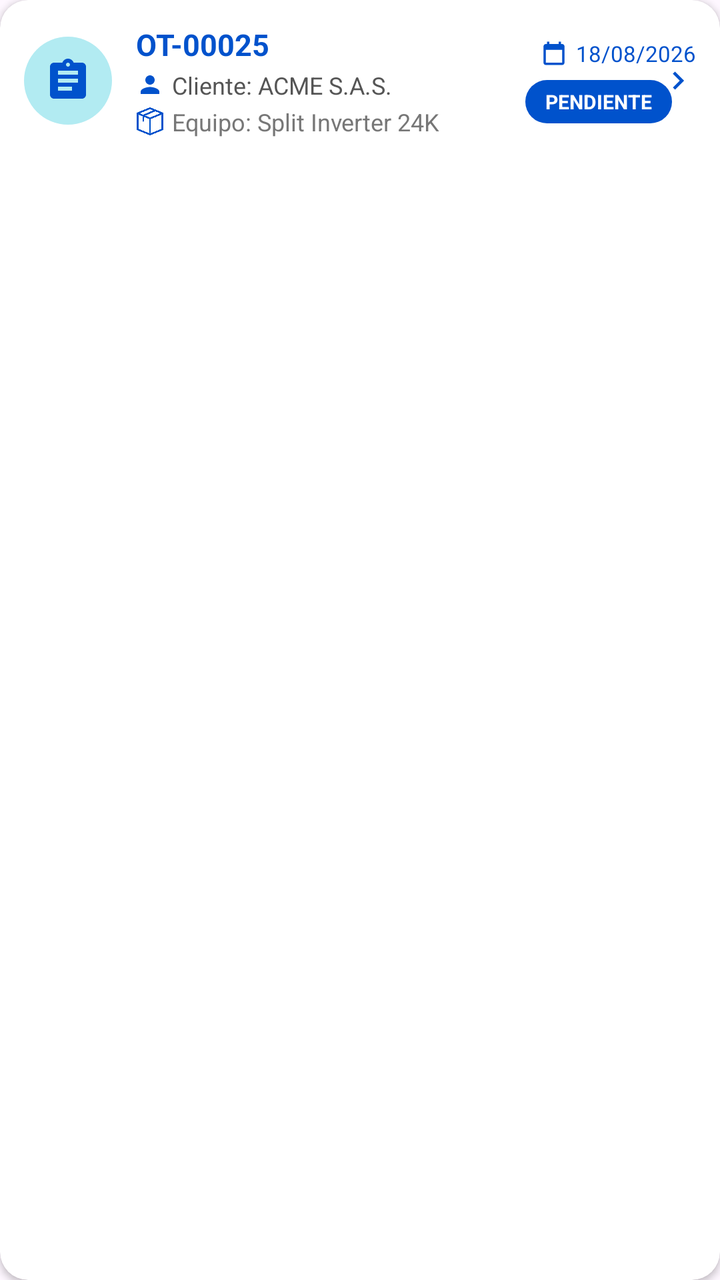
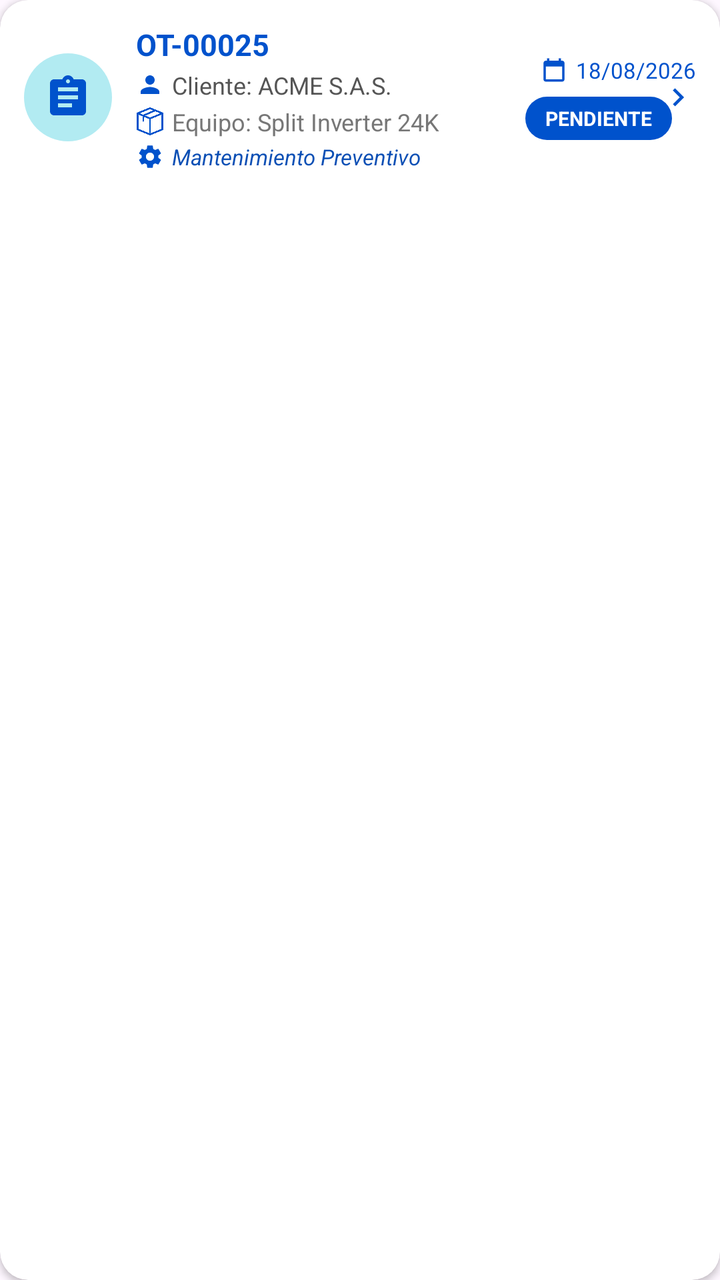

Two renders of the same Android screen: before a commit and after it. Below are the layout's source before the change and the commit's diff.
<!-- AndroidManifest.xml: application theme Theme.ClimaTrack -->
<!-- res/layout/item_orden_trabajo.xml -->
<?xml version="1.0" encoding="utf-8"?>
<androidx.cardview.widget.CardView xmlns:android="http://schemas.android.com/apk/res/android"
    xmlns:app="http://schemas.android.com/apk/res-auto"
    android:layout_width="match_parent"
    android:layout_height="wrap_content"
    android:layout_marginBottom="10dp"
    app:cardCornerRadius="14dp"
    app:cardElevation="2dp">

    <RelativeLayout
        android:layout_width="match_parent"
        android:layout_height="wrap_content"
        android:padding="12dp">

        <ImageView
            android:id="@+id/imgIconoOrden"
            android:layout_width="44dp"
            android:layout_height="44dp"
            android:layout_centerVertical="true"
            android:background="@drawable/bg_circle_icon"
            android:padding="10dp"
            android:src="@drawable/ic_ordenes"
            app:tint="#0052CC" />

        <LinearLayout
            android:layout_width="wrap_content"
            android:layout_height="wrap_content"
            android:layout_centerVertical="true"
            android:layout_marginStart="12dp"
            android:layout_toEndOf="@id/imgIconoOrden"
            android:orientation="vertical">

            <TextView
                android:id="@+id/tvNumeroOrden"
                android:layout_width="wrap_content"
                android:layout_height="wrap_content"
                android:text="OT-00025"
                android:textColor="#0052CC"
                android:textSize="15sp"
                android:textStyle="bold" />

            <LinearLayout
                android:layout_width="wrap_content"
                android:layout_height="wrap_content"
                android:layout_marginTop="2dp"
                android:gravity="center_vertical"
                android:orientation="horizontal">

                <ImageView
                    android:layout_width="14dp"
                    android:layout_height="14dp"
                    android:src="@drawable/ic_person"
                    app:tint="#0052CC" />

                <TextView
                    android:id="@+id/tvCliente"
                    android:layout_width="wrap_content"
                    android:layout_height="wrap_content"
                    android:layout_marginStart="4dp"
                    android:text="Cliente: ACME S.A.S."
                    android:textColor="#555555"
                    android:textSize="12sp" />
            </LinearLayout>

            <LinearLayout
                android:layout_width="wrap_content"
                android:layout_height="wrap_content"
                android:layout_marginTop="2dp"
                android:gravity="center_vertical"
                android:orientation="horizontal">

                <ImageView
                    android:layout_width="14dp"
                    android:layout_height="14dp"
                    android:src="@drawable/ic_box"
                    app:tint="#0052CC" />

                <TextView
                    android:id="@+id/tvEquipo"
                    android:layout_width="wrap_content"
                    android:layout_height="wrap_content"
                    android:layout_marginStart="4dp"
                    android:text="Equipo: Split Inverter 24K"
                    android:textColor="#777777"
                    android:textSize="12sp" />
            </LinearLayout>
        </LinearLayout>

        <LinearLayout
            android:layout_width="wrap_content"
            android:layout_height="wrap_content"
            android:layout_alignParentEnd="true"
            android:layout_centerVertical="true"
            android:gravity="end"
            android:orientation="vertical">

            <LinearLayout
                android:layout_width="wrap_content"
                android:layout_height="wrap_content"
                android:gravity="center_vertical"
                android:orientation="horizontal">

                <ImageView
                    android:layout_width="14dp"
                    android:layout_height="14dp"
                    android:layout_marginEnd="4dp"
                    android:src="@drawable/ic_calendar"
                    app:tint="#0052CC" />

                <TextView
                    android:id="@+id/tvFecha"
                    android:layout_width="wrap_content"
                    android:layout_height="wrap_content"
                    android:text="18/08/2026"
                    android:textColor="#0052CC"
                    android:textSize="11sp" />
            </LinearLayout>

            <TextView
                android:id="@+id/tvEstado"
                android:layout_width="wrap_content"
                android:layout_height="wrap_content"
                android:layout_marginTop="6dp"
                android:layout_marginEnd="12dp"
                android:background="@drawable/bg_badge_pendiente"
                android:paddingHorizontal="10dp"
                android:paddingVertical="4dp"
                android:text="PENDIENTE"
                android:textColor="#FFFFFF"
                android:textSize="10sp"
                android:textStyle="bold" />
        </LinearLayout>

        <ImageView
            android:layout_width="18dp"
            android:layout_height="18dp"
            android:layout_alignParentEnd="true"
            android:layout_centerVertical="true"
            android:src="@drawable/ic_chevron_right"
            app:tint="#0052CC" />

    </RelativeLayout>
</androidx.cardview.widget.CardView>
<!-- resources referenced by this layout -->
<resources>
  <!-- drawable bg_badge_pendiente (drawable) -->
  <?xml version="1.0" encoding="utf-8"?>
  <shape xmlns:android="http://schemas.android.com/apk/res/android">
      <solid android:color="#0052CC" />
      <corners android:radius="20dp" />
  </shape>
  <!-- drawable bg_circle_icon (drawable) -->
  <?xml version="1.0" encoding="utf-8"?>
  <shape xmlns:android="http://schemas.android.com/apk/res/android"
      android:shape="oval">
      <solid android:color="#B2EBF2" /> 
  </shape>
  <!-- drawable ic_chevron_right (drawable) -->
  <vector xmlns:android="http://schemas.android.com/apk/res/android"
      android:width="24dp"
      android:height="24dp"
      android:viewportWidth="24"
      android:viewportHeight="24"
      android:tint="?attr/colorControlNormal">
      <path
          android:fillColor="#FF000000"
          android:pathData="M8.59,16.59 L13.17,12 L8.59,7.41 L10,6 L16,12 L10,18 Z" />
  </vector>
  <style name="Theme.ClimaTrack" parent="Base.Theme.ClimaTrack" />
  <color name="primary">#0D50B5</color>
  <color name="on_primary">#FFFFFF</color>
  <color name="primary_container">#D9EEFF</color>
  <color name="on_primary_container">#06366F</color>
  <color name="secondary">#68D0BC</color>
  <color name="on_secondary">#073A35</color>
  <color name="secondary_container">#D8F5EF</color>
  <color name="on_secondary_container">#12483F</color>
  <style name="Widget.App.BottomNavigationView" parent="Widget.Material3.BottomNavigationView">
          <item name="indicatorColor">#33FFFFFF</item>
          <item name="itemIconTint">@color/bottom_nav_colors_white</item>
          <item name="itemTextColor">@color/bottom_nav_colors_white</item>
          <item name="backgroundTint">#0D47A1</item>
      </style>
  <style name="ShapeAppearance.ClimaTrack.Small" parent="ShapeAppearance.Material3.SmallComponent">
          <item name="cornerSize">8dp</item>
      </style>
  <style name="ShapeAppearance.ClimaTrack.Medium" parent="ShapeAppearance.Material3.MediumComponent">
          <item name="cornerSize">16dp</item>
      </style>
  <style name="ShapeAppearance.ClimaTrack.Large" parent="ShapeAppearance.Material3.LargeComponent">
          <item name="cornerSize">28dp</item>
      </style>
  <!-- unchanged entries left out for length: 5 -->
</resources>

<!-- the commit's change to res/layout/item_orden_trabajo.xml (unified diff, before → after) -->
@@ -84,6 +84,30 @@
                     android:textColor="#777777"
                     android:textSize="12sp" />
             </LinearLayout>
+
+            <LinearLayout
+                android:layout_width="wrap_content"
+                android:layout_height="wrap_content"
+                android:layout_marginTop="2dp"
+                android:gravity="center_vertical"
+                android:orientation="horizontal">
+
+                <ImageView
+                    android:layout_width="14dp"
+                    android:layout_height="14dp"
+                    android:src="@drawable/ic_wrench"
+                    app:tint="#0052CC" />
+
+                <TextView
+                    android:id="@+id/tvTipoServicio"
+                    android:layout_width="wrap_content"
+                    android:layout_height="wrap_content"
+                    android:layout_marginStart="4dp"
+                    android:text="Mantenimiento Preventivo"
+                    android:textColor="#0D50B5"
+                    android:textSize="11sp"
+                    android:textStyle="italic" />
+            </LinearLayout>
         </LinearLayout>
 
         <LinearLayout
<!-- resource entries referenced after the edit -->
@@ -23,7 +23,22 @@
           android:fillColor="#FF000000"
           android:pathData="M8.59,16.59 L13.17,12 L8.59,7.41 L10,6 L16,12 L10,18 Z" />
   </vector>
+  <!-- drawable ic_wrench (drawable) -->
+  <?xml version="1.0" encoding="utf-8"?>
+  <layer-list xmlns:android="http://schemas.android.com/apk/res/android">
+      <item android:drawable="@drawable/ic_gear" />
+  </layer-list>
   <style name="Theme.ClimaTrack" parent="Base.Theme.ClimaTrack" />
+  <!-- drawable ic_gear (drawable) -->
+  <vector xmlns:android="http://schemas.android.com/apk/res/android"
+      android:width="24dp"
+      android:height="24dp"
+      android:viewportWidth="24"
+      android:viewportHeight="24">
+    <path
+        android:fillColor="#0D47A1"
+        android:pathData="M19.14,12.94c0.04,-0.3 0.06,-0.61 0.06,-0.94c0,-0.32 -0.02,-0.64 -0.07,-0.94l2.03,-1.58c0.18,-0.14 0.23,-0.41 0.12,-0.61l-1.92,-3.32c-0.12,-0.22 -0.37,-0.29 -0.59,-0.22l-2.39,0.96c-0.5,-0.38 -1.03,-0.7 -1.62,-0.94L14.4,2.81c-0.04,-0.24 -0.24,-0.41 -0.48,-0.41h-3.84c-0.24,0 -0.43,0.17 -0.47,0.41L9.25,5.35C8.66,5.59 8.13,5.91 7.63,6.29L5.24,5.33c-0.22,-0.08 -0.47,0 -0.59,0.22L2.74,8.87C2.62,9.08 2.66,9.34 2.84,9.48l2.03,1.58C4.82,11.36 4.8,11.67 4.8,12c0,0.33 0.02,0.64 0.07,0.94l-2.03,1.58c-0.18,0.14 -0.23,0.41 -0.12,0.61l1.92,3.32c0.12,0.22 0.37,0.29 0.59,0.22l2.39,-0.96c0.5,0.38 1.03,0.7 1.62,0.94l0.36,2.54c0.05,0.24 0.24,0.41 0.48,0.41h3.84c0.24,0 0.44,-0.17 0.47,-0.41l0.36,-2.54c0.59,-0.24 1.13,-0.56 1.62,-0.94l2.39,0.96c0.22,0.08 0.47,0 0.59,-0.22l1.92,-3.32c0.12,-0.22 0.07,-0.47 -0.12,-0.61L19.14,12.94zM12,15.5c-1.93,0 -3.5,-1.57 -3.5,-3.5s1.57,-3.5 3.5,-3.5s3.5,1.57 3.5,3.5S13.93,15.5 12,15.5z"/>
+  </vector>
   <color name="primary">#0D50B5</color>
   <color name="on_primary">#FFFFFF</color>
   <color name="primary_container">#D9EEFF</color>
